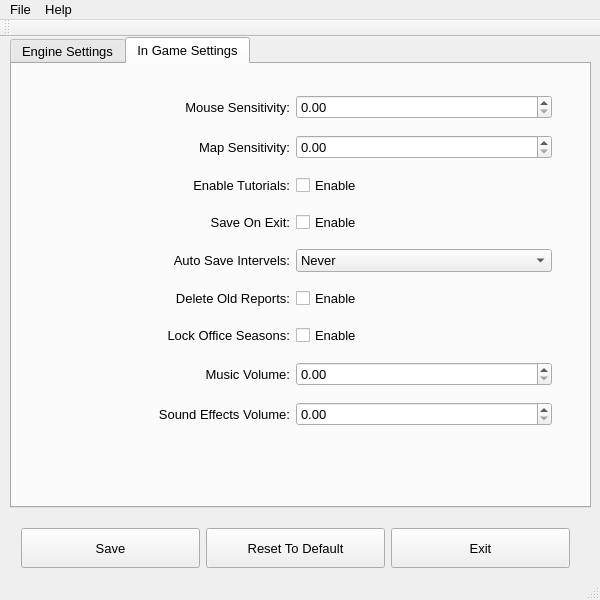
Old version of the form MainWindow.ui in the repository gearcity/GearCity_VideoSettingsEditor.
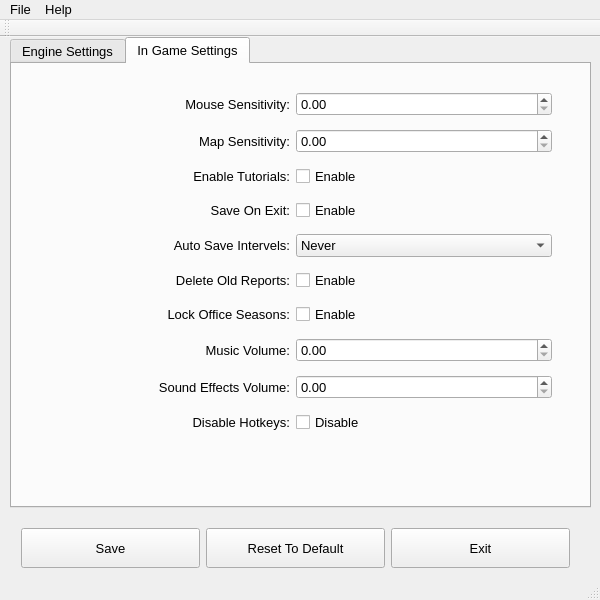
New version of the form. The open tabs and pages were chosen to show the change. Icons and pictures are not drawn.

Diff of the .ui file:
```diff
--- a/MainWindow.ui
+++ b/MainWindow.ui
@@ -589,6 +589,23 @@
          </property>
         </widget>
        </item>
+       <item row="10" column="0">
+        <widget class="QLabel" name="label_15">
+         <property name="text">
+          <string>Disable Hotkeys:</string>
+         </property>
+         <property name="alignment">
+          <set>Qt::AlignRight|Qt::AlignTrailing|Qt::AlignVCenter</set>
+         </property>
+        </widget>
+       </item>
+       <item row="10" column="1">
+        <widget class="QCheckBox" name="DisableHotkeys_Checkbox">
+         <property name="text">
+          <string>Disable</string>
+         </property>
+        </widget>
+       </item>
       </layout>
      </widget>
     </widget>
```
Left out of the diff: 24 changed lines with no effect on the pictures.
